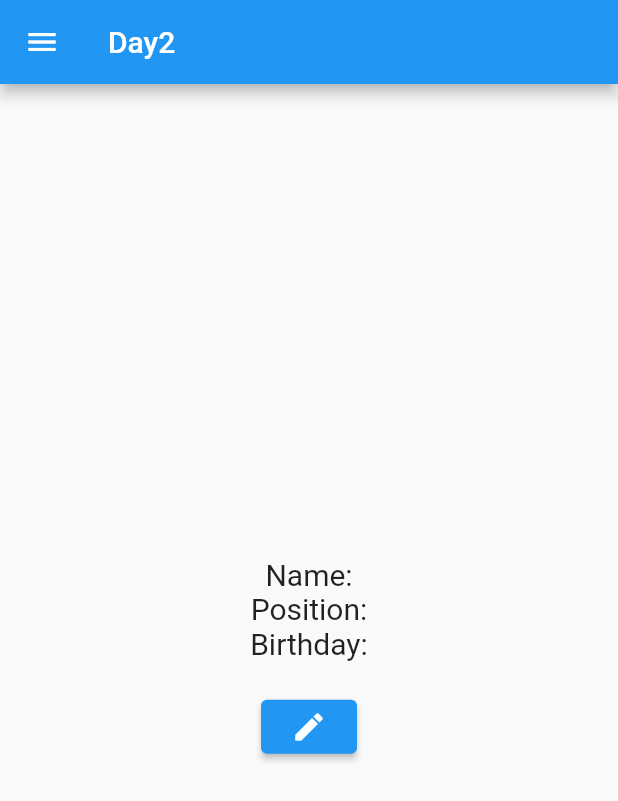
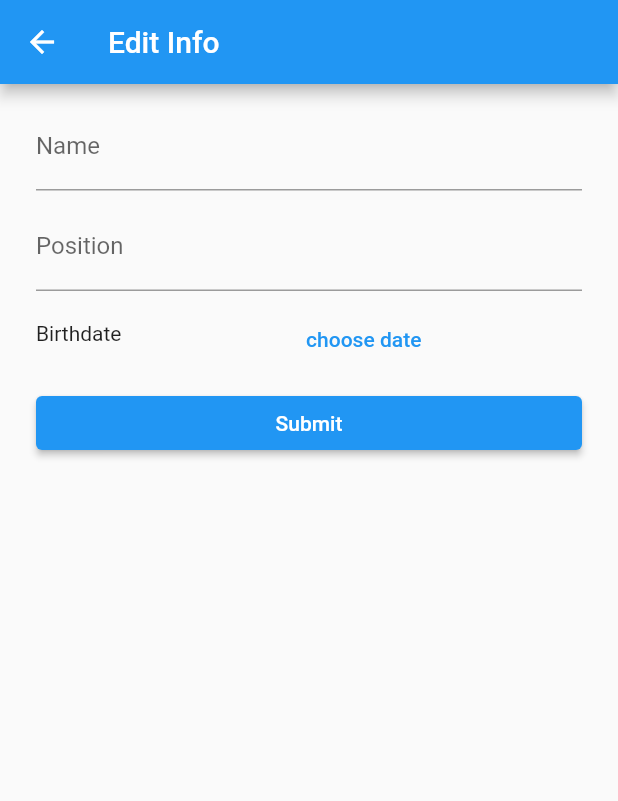
Before and after one commit to mimmiam/gsb_day02, a Flutter app: the screen it shows after launch, after a tap on the "edit" icon, on a phone screen of 412 x 824 dp. Shown: the top 801 px of the screen. Run offline on Flutter 3.47's test engine with Material 2 defaults, Android fonts, the phone set to English and light mode, and no system bars; network calls fail.

Commit message:
add route to edit page and create edit form

```diff
--- a/lib/main.dart
+++ b/lib/main.dart
@@ -1,5 +1,6 @@
 import 'package:flutter/material.dart';
 import 'package:gsb_day2/pages/home.dart';
+import 'package:gsb_day2/pages/editInfo.dart';
 
 void main() {
   runApp(const MyApp());
@@ -11,6 +12,9 @@ class MyApp extends StatelessWidget {
   @override
   Widget build(BuildContext context) {
     return MaterialApp(
+      routes: {
+        '/editinfo': ((context) => EditInfoScreen()),
+      },
       home: HomeScreen(),
     );
   }
--- a/lib/pages/Info.dart
+++ b/lib/pages/Info.dart
@@ -23,7 +23,9 @@ class _InfoScreenState extends State<InfoScreen> {
             Text('Birthday:', style: textStyle,),
             SizedBox(height: 20,),
             ElevatedButton(
-                onPressed: () {},
+                onPressed: () {
+                  Navigator.pushNamed(context, '/editinfo');
+                },
                 child: Icon(Icons.edit)
             )
           ],
--- /dev/null
+++ b/lib/pages/editInfo.dart
@@ -0,0 +1,70 @@
+import 'package:flutter/material.dart';
+
+class EditInfoScreen extends StatefulWidget {
+  const EditInfoScreen({Key? key}) : super(key: key);
+
+  @override
+  State<EditInfoScreen> createState() => _EditInfoScreenState();
+}
+
+class _EditInfoScreenState extends State<EditInfoScreen> {
+  var _keyform = GlobalKey<FormState>();
+  @override
+  Widget build(BuildContext context) {
+    return Scaffold(
+      appBar: AppBar(
+        title: Text('Edit Info'),
+      ),
+      body: Container(
+        margin: EdgeInsets.all(8),
+        child: Form(
+          key: _keyform,
+          child: Column(
+            children: [
+              ListTile(
+                title: TextFormField(
+                  validator: _validateString,
+                  decoration: InputDecoration(
+                    labelText: 'Name'
+                  ),
+                ),
+              ),
+              ListTile(
+                title: TextFormField(
+                  validator: _validateString,
+                  decoration: InputDecoration(
+                      labelText: 'Position'
+                  ),
+                ),
+              ),
+              ListTile(
+                leading: Text('Birthdate'),
+                title: TextButton(child: Text('choose date'),
+                onPressed: () {},
+                )
+              ),
+              ListTile(
+                  title: ElevatedButton(
+                    child: Text('Submit'),
+                    onPressed: _submit,
+                  )
+              )
+            ],
+          ),
+        ),
+      ),
+    );
+  }
+  String ? _validateString(String ? value){
+    if(value == null || value.isEmpty){
+      return 'Please fill data';
+    }
+    return null;
+  }
+
+  _submit(){
+    if(_keyform.currentState!.validate()){
+      print(true);
+    }
+  }
+}
```
